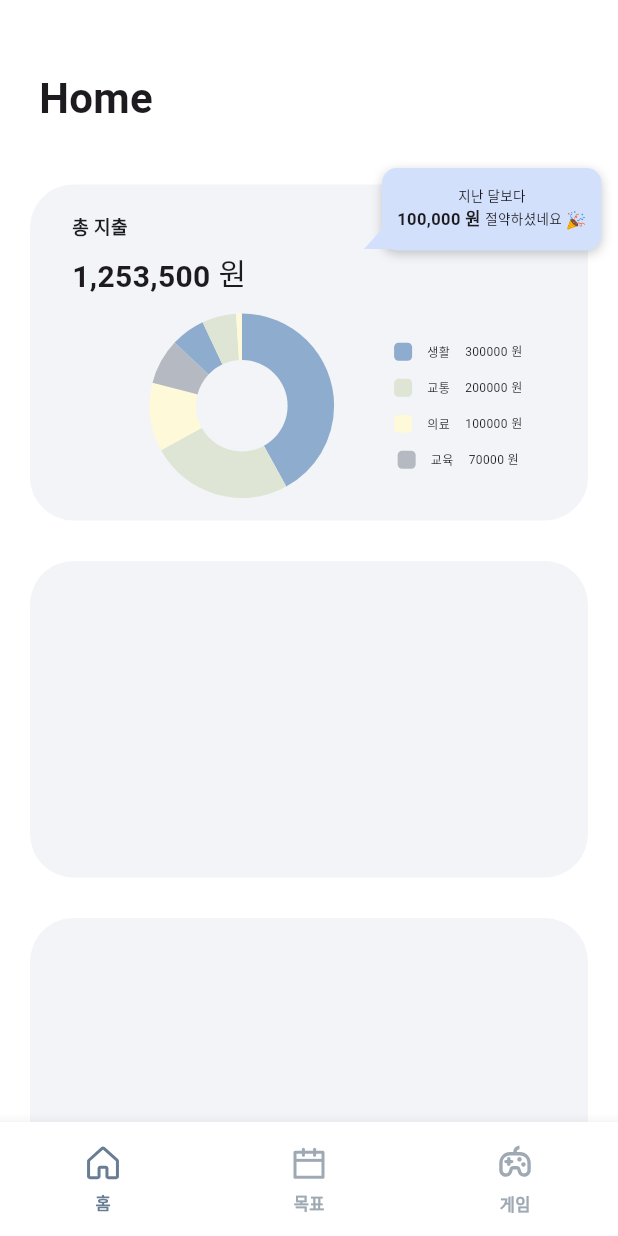
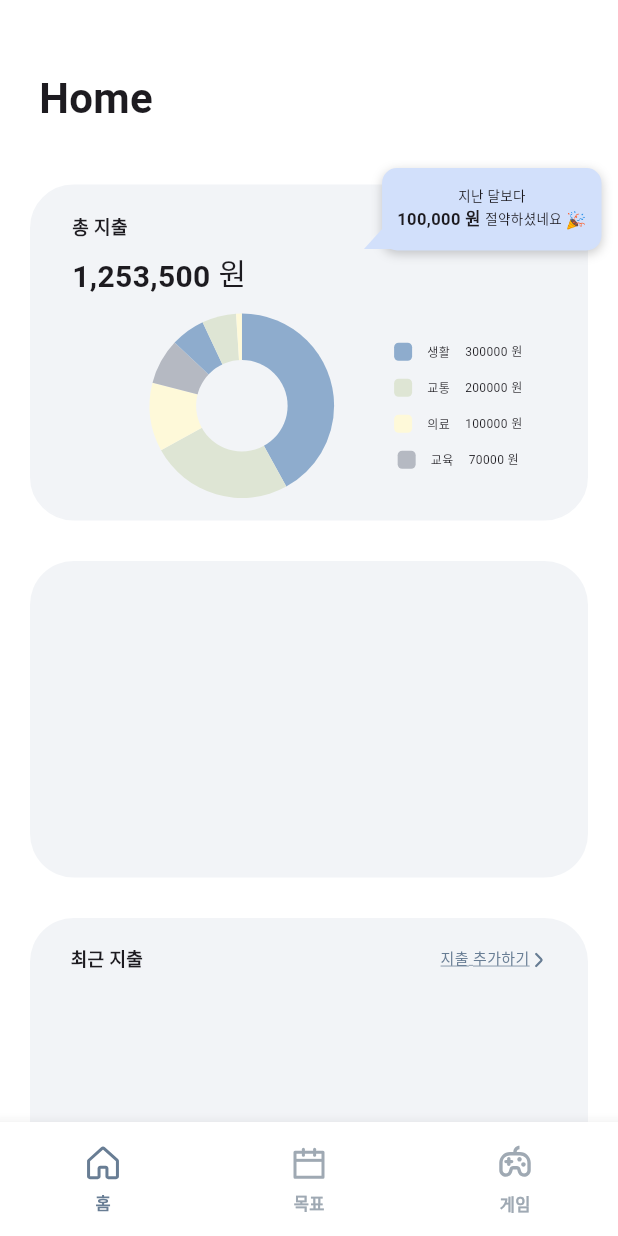
Before and after one commit to yukwangsu/GDG_Yonsei_oTP_MoneyFit, a Flutter app: the screen it shows after launch, on a phone screen of 412 x 824 dp. Run offline on Flutter 3.47's test engine with Material 3 defaults, Android fonts, the phone set to English and light mode, and no system bars; our stand-ins replace flutter_svg, google_sign_in.

Commit message:
feat: add spend list ui

```diff
--- a/lib/screens/main/home.dart
+++ b/lib/screens/main/home.dart
@@ -306,6 +306,32 @@ class _HomeScreenState extends State<HomeScreen> {
                   borderRadius: BorderRadius.circular(29.2),
                   color: const Color(0xFFF2F4F7),
                 ),
+                child: Column(
+                  children: [
+                    // 최근 지출 text, 지출 추가하기
+                    Padding(
+                      padding: const EdgeInsets.only(
+                          top: 18.0, right: 27.0, left: 27.0),
+                      child: Row(
+                        mainAxisAlignment: MainAxisAlignment.spaceBetween,
+                        children: [
+                          const Text(
+                            '최근 지출',
+                            style: TextStyle(
+                              fontSize: 12.0,
+                              fontWeight: FontWeight.bold,
+                            ),
+                          ),
+                          arrowButton('지출 추가하기'),
+                        ],
+                      ),
+                    ),
+                    const SizedBox(
+                      height: 16.0,
+                    ),
+                    // 최근 지출 내역 리스트
+                  ],
+                ),
               ),
             ),
           ],
@@ -348,4 +374,32 @@ class _HomeScreenState extends State<HomeScreen> {
       ),
     );
   }
+
+  Widget arrowButton(String text) {
+    return GestureDetector(
+      behavior: HitTestBehavior.opaque,
+      onTap: () {
+        // 추후 수정
+        print('터치 감지');
+      },
+      child: Row(
+        crossAxisAlignment: CrossAxisAlignment.end,
+        children: [
+          Text(
+            text,
+            style: const TextStyle(
+              fontSize: 10.0,
+              color: Color(0xFF687D94),
+              decoration: TextDecoration.underline,
+              decorationColor: Color(0xFF687D94), // 밑줄 색상 설정
+            ),
+          ),
+          Padding(
+            padding: const EdgeInsets.only(bottom: 0.5),
+            child: SvgPicture.asset('assets/icons/arrow_right.svg'),
+          ),
+        ],
+      ),
+    );
+  }
 }
```
Also changed, not shown: assets/icons/arrow_right.svg (added).
